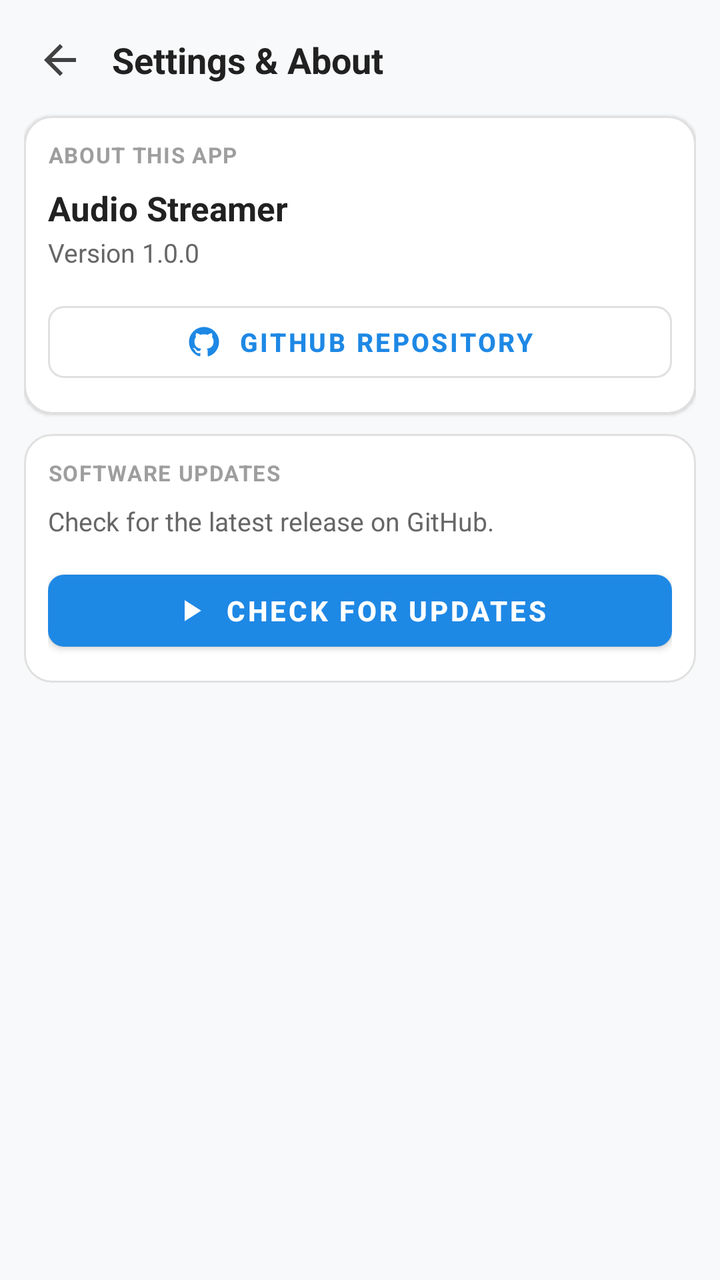
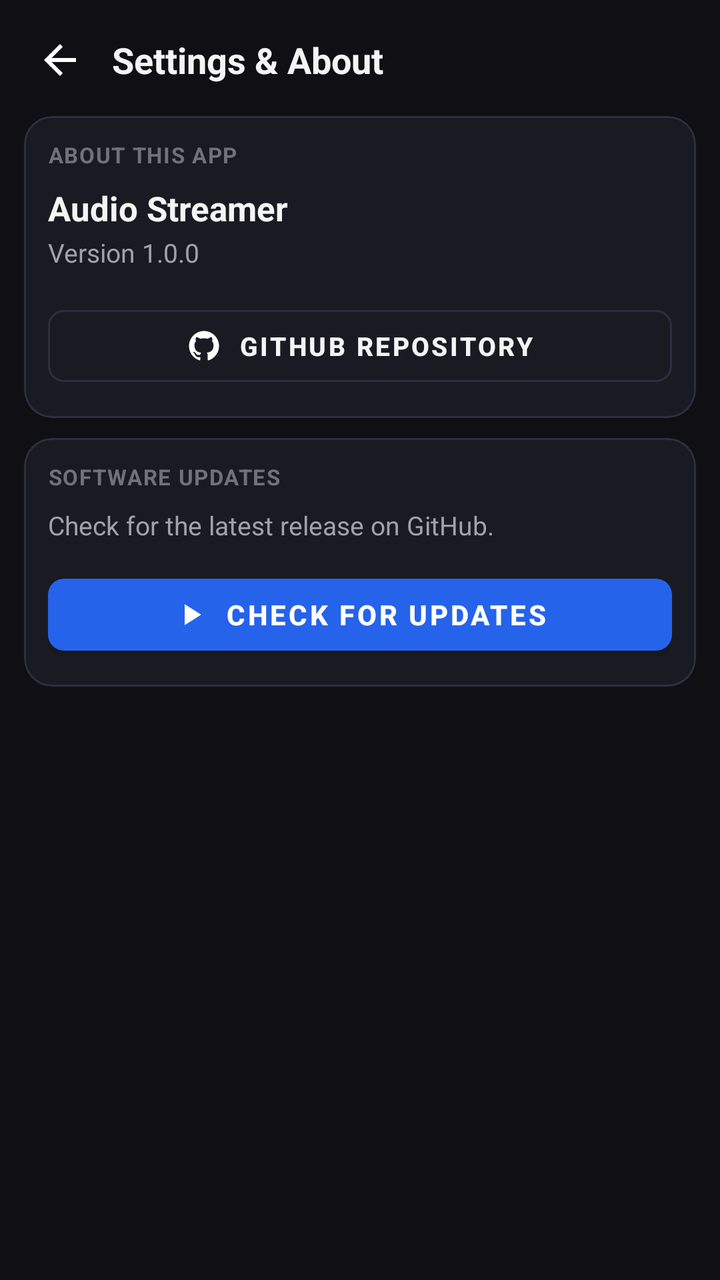

Compare the two renders of this Android layout. The source of the first and the diff that turns it into the second are given below.
<!-- AndroidManifest.xml: application theme Theme.AudioStreamer -->
<!-- res/layout/activity_settings.xml -->
<?xml version="1.0" encoding="utf-8"?>
<ScrollView xmlns:android="http://schemas.android.com/apk/res/android"
    xmlns:app="http://schemas.android.com/apk/res-auto"
    android:layout_width="match_parent"
    android:layout_height="match_parent"
    android:fillViewport="true"
    android:background="@color/bg_screen"
    android:scrollbars="none">

    <LinearLayout
        android:layout_width="match_parent"
        android:layout_height="wrap_content"
        android:gravity="center_horizontal"
        android:orientation="vertical">

        <LinearLayout
            android:layout_width="match_parent"
            android:layout_height="wrap_content"
            android:maxWidth="@dimen/content_max_width"
            android:orientation="vertical"
            android:padding="@dimen/screen_padding">

            
            <LinearLayout
                android:layout_width="match_parent"
                android:layout_height="wrap_content"
                android:orientation="horizontal"
                android:gravity="center_vertical"
                android:layout_marginBottom="@dimen/card_spacing">

                <ImageView
                    android:id="@+id/btn_back"
                    android:layout_width="36dp"
                    android:layout_height="36dp"
                    android:padding="6dp"
                    android:src="@drawable/ic_back"
                    android:background="?attr/selectableItemBackgroundBorderless"
                    android:clickable="true"
                    android:focusable="true"
                    android:contentDescription="Back" />

                <TextView
                    android:layout_width="0dp"
                    android:layout_height="wrap_content"
                    android:layout_weight="1"
                    android:text="Settings &amp; About"
                    android:textSize="@dimen/title_text_size"
                    android:textStyle="bold"
                    android:textColor="@color/text_primary"
                    android:layout_marginStart="8dp" />
            </LinearLayout>

            
            <com.google.android.material.card.MaterialCardView
                android:layout_width="match_parent"
                android:layout_height="wrap_content"
                android:layout_marginBottom="@dimen/card_spacing"
                app:cardCornerRadius="14dp"
                app:cardElevation="1dp"
                app:strokeColor="@color/card_stroke"
                app:strokeWidth="1dp"
                app:cardBackgroundColor="@color/card_bg">

                <LinearLayout
                    android:layout_width="match_parent"
                    android:layout_height="wrap_content"
                    android:orientation="vertical"
                    android:padding="@dimen/card_inner_padding">

                    <TextView
                        android:layout_width="wrap_content"
                        android:layout_height="wrap_content"
                        android:text="ABOUT THIS APP"
                        android:textSize="11sp"
                        android:textStyle="bold"
                        android:textColor="@color/text_hint"
                        android:letterSpacing="0.05"
                        android:layout_marginBottom="8dp" />

                    <TextView
                        android:layout_width="wrap_content"
                        android:layout_height="wrap_content"
                        android:text="@string/app_name"
                        android:textSize="17sp"
                        android:textStyle="bold"
                        android:textColor="@color/text_primary" />

                    <TextView
                        android:id="@+id/tv_app_version"
                        android:layout_width="wrap_content"
                        android:layout_height="wrap_content"
                        android:text="Version 1.0.0"
                        android:textSize="13sp"
                        android:textColor="@color/text_secondary"
                        android:layout_marginTop="2dp"
                        android:layout_marginBottom="12dp" />

                    
                    <com.google.android.material.button.MaterialButton
                        android:id="@+id/btn_github_repo"
                        style="?attr/materialButtonOutlinedStyle"
                        android:layout_width="match_parent"
                        android:layout_height="@dimen/btn_height"
                        android:text="GitHub Repository"
                        android:textSize="13sp"
                        android:textStyle="bold"
                        app:cornerRadius="8dp"
                        app:icon="@drawable/ic_github"
                        app:iconGravity="textStart"
                        app:iconPadding="8dp"
                        app:iconSize="18dp" />

                </LinearLayout>
            </com.google.android.material.card.MaterialCardView>

            
            <com.google.android.material.card.MaterialCardView
                android:layout_width="match_parent"
                android:layout_height="wrap_content"
                app:cardCornerRadius="14dp"
                app:cardElevation="1dp"
                app:strokeColor="@color/card_stroke"
                app:strokeWidth="1dp"
                app:cardBackgroundColor="@color/card_bg">

                <LinearLayout
                    android:layout_width="match_parent"
                    android:layout_height="wrap_content"
                    android:orientation="vertical"
                    android:padding="@dimen/card_inner_padding">

                    <TextView
                        android:layout_width="wrap_content"
                        android:layout_height="wrap_content"
                        android:text="SOFTWARE UPDATES"
                        android:textSize="11sp"
                        android:textStyle="bold"
                        android:textColor="@color/text_hint"
                        android:letterSpacing="0.05"
                        android:layout_marginBottom="8dp" />

                    <TextView
                        android:id="@+id/tv_update_status"
                        android:layout_width="match_parent"
                        android:layout_height="wrap_content"
                        android:text="Check for the latest release on GitHub."
                        android:textSize="13sp"
                        android:textColor="@color/text_secondary"
                        android:layout_marginBottom="12dp" />

                    
                    <ProgressBar
                        android:id="@+id/pb_download"
                        style="?android:attr/progressBarStyleHorizontal"
                        android:layout_width="match_parent"
                        android:layout_height="@dimen/progress_height"
                        android:layout_marginBottom="12dp"
                        android:visibility="gone"
                        android:max="100" />

                    <com.google.android.material.button.MaterialButton
                        android:id="@+id/btn_check_update"
                        android:layout_width="match_parent"
                        android:layout_height="@dimen/btn_height"
                        android:text="Check for Updates"
                        android:textSize="14sp"
                        android:textStyle="bold"
                        app:cornerRadius="8dp"
                        app:icon="@drawable/ic_play"
                        app:iconGravity="textStart"
                        app:iconPadding="8dp"
                        app:iconSize="18dp" />

                </LinearLayout>
            </com.google.android.material.card.MaterialCardView>

        </LinearLayout>
    </LinearLayout>
</ScrollView>
<!-- resources referenced by this layout -->
<resources>
  <color name="bg_screen">#F8F9FA</color>
  <color name="card_bg">#FFFFFF</color>
  <color name="card_stroke">#E0E0E0</color>
  <color name="text_hint">#9E9E9E</color>
  <color name="text_primary">#212121</color>
  <color name="text_secondary">#666666</color>
  <dimen name="btn_height">48dp</dimen>
  <dimen name="card_inner_padding">12dp</dimen>
  <dimen name="card_spacing">10dp</dimen>
  <dimen name="content_max_width">520dp</dimen>
  <dimen name="progress_height">8dp</dimen>
  <dimen name="screen_padding">12dp</dimen>
  <dimen name="title_text_size">18sp</dimen>
  <!-- drawable ic_back (drawable) -->
  <vector xmlns:android="http://schemas.android.com/apk/res/android"
      android:width="24dp"
      android:height="24dp"
      android:viewportWidth="24"
      android:viewportHeight="24">
      <path
          android:fillColor="#FF424242"
          android:pathData="M20,11H7.83l5.59,-5.59L12,4l-8,8 8,8 1.41,-1.41L7.83,13H20v-2z"/>
  </vector>
  <!-- drawable ic_github (drawable) -->
  <vector xmlns:android="http://schemas.android.com/apk/res/android"
      android:width="24dp"
      android:height="24dp"
      android:viewportWidth="24"
      android:viewportHeight="24">
      <path
          android:fillColor="#FF212121"
          android:pathData="M12,2C6.477,2 2,6.484 2,12.017c0,4.425 2.865,8.18 6.839,9.504 0.5,0.092 0.682,-0.217 0.682,-0.483 0,-0.237 -0.008,-0.868 -0.013,-1.703 -2.782,0.605 -3.369,-1.343 -3.369,-1.343 -0.454,-1.158 -1.11,-1.466 -1.11,-1.466 -0.908,-0.62 0.069,-0.608 0.069,-0.608 1.003,0.07 1.53,1.032 1.53,1.032 0.892,1.53 2.341,1.088 2.91,0.832 0.092,-0.647 0.35,-1.088 0.636,-1.338 -2.22,-0.253 -4.555,-1.113 -4.555,-4.951 0,-1.093 0.39,-1.988 1.029,-2.688 -0.103,-0.253 -0.446,-1.272 0.098,-2.65 0,0 0.84,-0.27 2.75,1.026A9.564,9.564 0 0,1 12,6.844c0.85,0.004 1.705,0.115 2.504,0.337 1.909,-1.296 2.747,-1.027 2.747,-1.027 0.546,1.379 0.202,2.398 0.1,2.651 0.64,0.7 1.028,1.595 1.028,2.688 0,3.848 -2.339,4.695 -4.566,4.943 0.359,0.309 0.678,0.92 0.678,1.855 0,1.338 -0.012,2.419 -0.012,2.747 0,0.268 0.18,0.58 0.688,0.482A10.019,10.019 0 0,0 22,12.017C22,6.484 17.522,2 12,2z"/>
  </vector>
  <!-- drawable ic_play (drawable) -->
  <vector xmlns:android="http://schemas.android.com/apk/res/android"
      android:width="24dp"
      android:height="24dp"
      android:viewportWidth="24"
      android:viewportHeight="24">
      <path
          android:fillColor="#FFFFFFFF"
          android:pathData="M8,5v14l11,-7z"/>
  </vector>
  <string name="app_name">Audio Streamer</string>
  <style name="Theme.AudioStreamer" parent="Theme.MaterialComponents.DayNight.NoActionBar">
          <item name="colorPrimary">@color/primary</item>
          <item name="colorPrimaryVariant">@color/primary_variant</item>
          <item name="colorOnPrimary">@color/white</item>
          <item name="colorSecondary">@color/secondary</item>
          <item name="colorSecondaryVariant">@color/secondary_variant</item>
          <item name="colorOnSecondary">@color/white</item>
          <item name="android:statusBarColor">?attr/colorPrimaryVariant</item>
      </style>
  <color name="primary">#1E88E5</color>
  <color name="primary_variant">#1565C0</color>
  <color name="white">#FFFFFFFF</color>
  <color name="secondary">#00897B</color>
  <color name="secondary_variant">#004D40</color>
</resources>

<!-- the commit's change to res/layout/activity_settings.xml (unified diff, before → after) -->
@@ -1,9 +1,11 @@
 <?xml version="1.0" encoding="utf-8"?>
 <ScrollView xmlns:android="http://schemas.android.com/apk/res/android"
     xmlns:app="http://schemas.android.com/apk/res-auto"
+    android:id="@+id/root_settings"
     android:layout_width="match_parent"
     android:layout_height="match_parent"
     android:fillViewport="true"
+    android:fitsSystemWindows="true"
     android:background="@color/bg_screen"
     android:scrollbars="none">
 
@@ -34,6 +36,7 @@
                     android:layout_height="36dp"
                     android:padding="6dp"
                     android:src="@drawable/ic_back"
+                    app:tint="@color/white"
                     android:background="?attr/selectableItemBackgroundBorderless"
                     android:clickable="true"
                     android:focusable="true"
@@ -93,7 +96,7 @@
                         android:textSize="13sp"
                         android:textColor="@color/text_secondary"
                         android:layout_marginTop="2dp"
-                        android:layout_marginBottom="12dp" />
+                        android:layout_marginBottom="14dp" />
 
                     
                     <com.google.android.material.button.MaterialButton
@@ -104,8 +107,11 @@
                         android:text="GitHub Repository"
                         android:textSize="13sp"
                         android:textStyle="bold"
+                        android:textColor="@color/text_primary"
+                        app:strokeColor="@color/card_stroke"
                         app:cornerRadius="8dp"
                         app:icon="@drawable/ic_github"
+                        app:iconTint="@color/white"
                         app:iconGravity="textStart"
                         app:iconPadding="8dp"
                         app:iconSize="18dp" />
@@ -156,6 +162,8 @@
                         android:layout_height="@dimen/progress_height"
                         android:layout_marginBottom="12dp"
                         android:visibility="gone"
+                        android:progressBackgroundTint="#272732"
+                        android:progressTint="@color/primary"
                         android:max="100" />
 
                     <com.google.android.material.button.MaterialButton
@@ -165,8 +173,11 @@
                         android:text="Check for Updates"
                         android:textSize="14sp"
                         android:textStyle="bold"
+                        android:textColor="@color/white"
+                        app:backgroundTint="@color/primary"
                         app:cornerRadius="8dp"
                         app:icon="@drawable/ic_play"
+                        app:iconTint="@color/white"
                         app:iconGravity="textStart"
                         app:iconPadding="8dp"
                         app:iconSize="18dp" />
<!-- resource entries referenced after the edit -->
@@ -1,11 +1,13 @@
 <!-- resources referenced by this layout -->
 <resources>
-  <color name="bg_screen">#F8F9FA</color>
-  <color name="card_bg">#FFFFFF</color>
-  <color name="card_stroke">#E0E0E0</color>
-  <color name="text_hint">#9E9E9E</color>
-  <color name="text_primary">#212121</color>
-  <color name="text_secondary">#666666</color>
+  <color name="bg_screen">#101014</color>
+  <color name="card_bg">#1A1A22</color>
+  <color name="card_stroke">#2E2E3E</color>
+  <color name="primary">#2563EB</color>
+  <color name="text_hint">#71717A</color>
+  <color name="text_primary">#F4F4F5</color>
+  <color name="text_secondary">#A1A1AA</color>
+  <color name="white">#FFFFFFFF</color>
   <dimen name="btn_height">48dp</dimen>
   <dimen name="card_inner_padding">12dp</dimen>
   <dimen name="card_spacing">10dp</dimen>
@@ -20,7 +22,7 @@
       android:viewportWidth="24"
       android:viewportHeight="24">
       <path
-          android:fillColor="#FF424242"
+          android:fillColor="#FFFFFFFF"
           android:pathData="M20,11H7.83l5.59,-5.59L12,4l-8,8 8,8 1.41,-1.41L7.83,13H20v-2z"/>
   </vector>
   <!-- drawable ic_github (drawable) -->
@@ -30,7 +32,7 @@
       android:viewportWidth="24"
       android:viewportHeight="24">
       <path
-          android:fillColor="#FF212121"
+          android:fillColor="#FFFFFFFF"
           android:pathData="M12,2C6.477,2 2,6.484 2,12.017c0,4.425 2.865,8.18 6.839,9.504 0.5,0.092 0.682,-0.217 0.682,-0.483 0,-0.237 -0.008,-0.868 -0.013,-1.703 -2.782,0.605 -3.369,-1.343 -3.369,-1.343 -0.454,-1.158 -1.11,-1.466 -1.11,-1.466 -0.908,-0.62 0.069,-0.608 0.069,-0.608 1.003,0.07 1.53,1.032 1.53,1.032 0.892,1.53 2.341,1.088 2.91,0.832 0.092,-0.647 0.35,-1.088 0.636,-1.338 -2.22,-0.253 -4.555,-1.113 -4.555,-4.951 0,-1.093 0.39,-1.988 1.029,-2.688 -0.103,-0.253 -0.446,-1.272 0.098,-2.65 0,0 0.84,-0.27 2.75,1.026A9.564,9.564 0 0,1 12,6.844c0.85,0.004 1.705,0.115 2.504,0.337 1.909,-1.296 2.747,-1.027 2.747,-1.027 0.546,1.379 0.202,2.398 0.1,2.651 0.64,0.7 1.028,1.595 1.028,2.688 0,3.848 -2.339,4.695 -4.566,4.943 0.359,0.309 0.678,0.92 0.678,1.855 0,1.338 -0.012,2.419 -0.012,2.747 0,0.268 0.18,0.58 0.688,0.482A10.019,10.019 0 0,0 22,12.017C22,6.484 17.522,2 12,2z"/>
   </vector>
   <!-- drawable ic_play (drawable) -->
@@ -44,19 +46,20 @@
           android:pathData="M8,5v14l11,-7z"/>
   </vector>
   <string name="app_name">Audio Streamer</string>
-  <style name="Theme.AudioStreamer" parent="Theme.MaterialComponents.DayNight.NoActionBar">
+  <style name="Theme.AudioStreamer" parent="Theme.MaterialComponents.NoActionBar">
           <item name="colorPrimary">@color/primary</item>
           <item name="colorPrimaryVariant">@color/primary_variant</item>
           <item name="colorOnPrimary">@color/white</item>
           <item name="colorSecondary">@color/secondary</item>
           <item name="colorSecondaryVariant">@color/secondary_variant</item>
           <item name="colorOnSecondary">@color/white</item>
-          <item name="android:statusBarColor">?attr/colorPrimaryVariant</item>
+          <item name="android:windowBackground">@color/bg_screen</item>
+          <item name="android:statusBarColor">@color/bg_screen</item>
+          <item name="android:navigationBarColor">@color/bg_screen</item>
+          <item name="android:windowLightStatusBar">false</item>
       </style>
-  <color name="primary">#1E88E5</color>
-  <color name="primary_variant">#1565C0</color>
-  <color name="white">#FFFFFFFF</color>
-  <color name="secondary">#00897B</color>
-  <color name="secondary_variant">#004D40</color>
+  <color name="primary_variant">#1D4ED8</color>
+  <color name="secondary">#0D9488</color>
+  <color name="secondary_variant">#0F766E</color>
 </resources>
 
